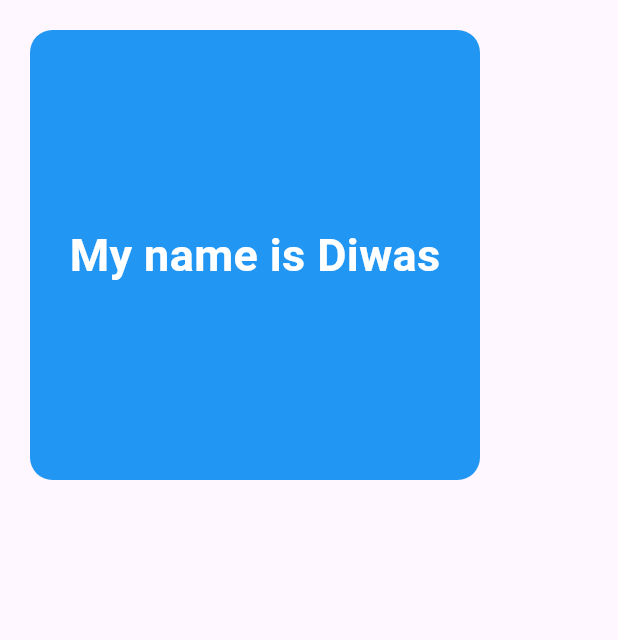
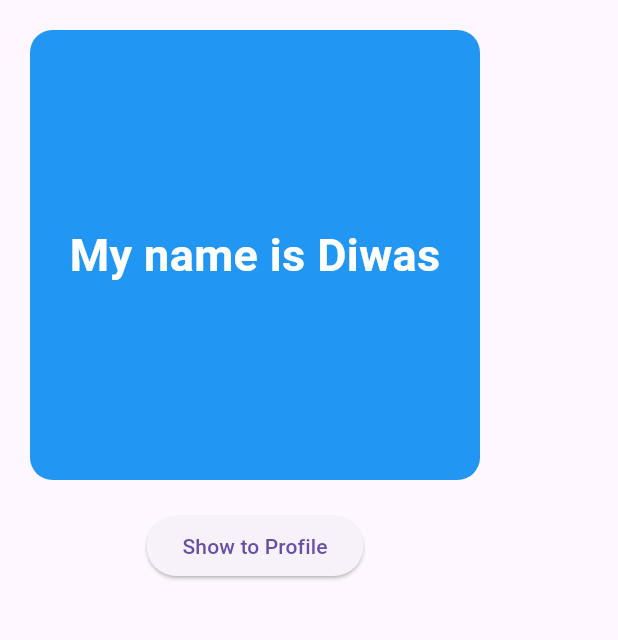
Before and after one commit to diwasbk2k3/myflutterapp, a Flutter app: the FirstScreen screen opened directly, on a phone screen of 412 x 824 dp, the part 84-724 px from its top. Run offline on Flutter 3.47's test engine with Material 3 defaults, Android fonts, the phone set to English and light mode, and no system bars.

Commit message:
Button with Navigation

```diff
--- a/lib/app.dart
+++ b/lib/app.dart
@@ -9,7 +9,7 @@ class MyApp extends StatelessWidget {
   Widget build(BuildContext context) {
     return MaterialApp(
       debugShowCheckedModeBanner: false,
-      home: ImageViewScreen(),
+      home: FirstScreen(),
     );
   }
 }
--- a/lib/screens/first_screen.dart
+++ b/lib/screens/first_screen.dart
@@ -1,4 +1,5 @@
 import 'package:flutter/material.dart';
+import 'package:myflutterapp/screens/profile_screen.dart';
 
 class FirstScreen extends StatelessWidget {
   const FirstScreen({super.key});
@@ -15,7 +16,9 @@ class FirstScreen extends StatelessWidget {
           style: TextStyle(color: Colors.white, fontWeight: FontWeight.bold),
         ),
       ),
-      body: Container(
+      body: Column(
+        children: [
+          Container(
             width: 300,
             height: 300,
             margin: EdgeInsets.all(20),
@@ -29,9 +32,16 @@ class FirstScreen extends StatelessWidget {
               color: Colors.white,
               fontSize: 30,
               fontWeight: FontWeight.bold
-        ),)
+            ),),
           ),
-
+          ElevatedButton(
+            // We can use pushReplacement for not letting users to go to back
+            onPressed: (){
+              Navigator.push(context, MaterialPageRoute(builder: (context) => ProfileScreen(),));
+          },
+          child: Text("Show to Profile"))
+        ],
+      ),
     );
   }
 }
```
Also changed, not shown: lib/screens/profile_screen.dart (added, +34 -0 lines). Lines whose indentation alone changed are shown as unchanged.
